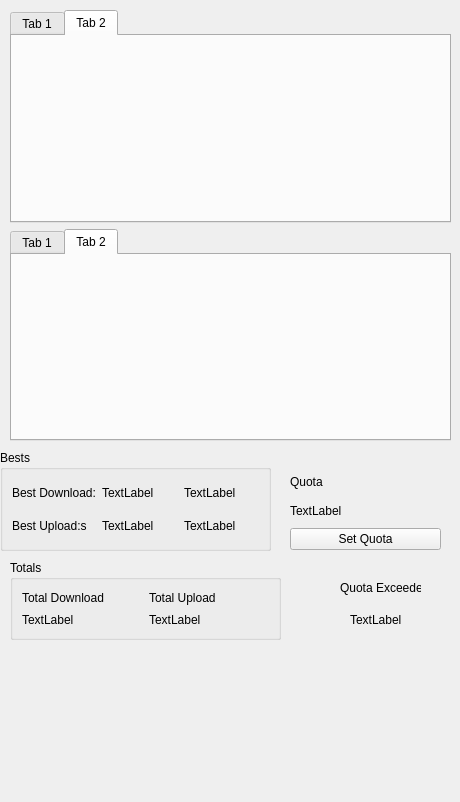
Before: the Qt Designer form GUI/systray.ui in utkusaridede/internet-tracer, drawn with Qt 5.
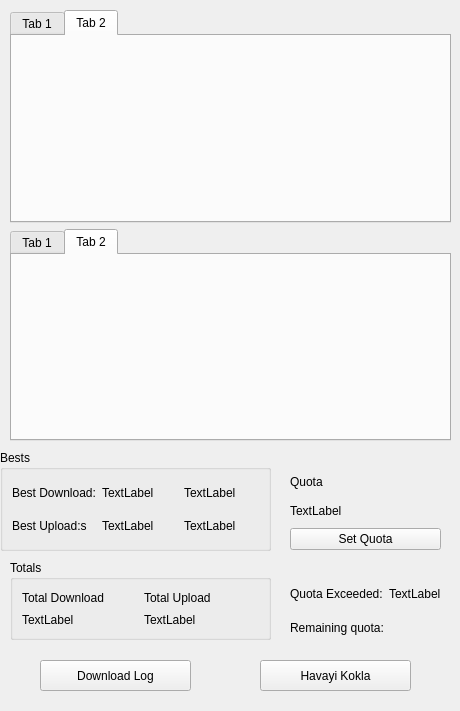
After: the same form once the commit is applied. The open tabs and pages were chosen to show the change. Custom widgets are drawn as their Qt base class.

```diff
--- a/GUI/systray.ui
+++ b/GUI/systray.ui
@@ -7,7 +7,7 @@
     <x>0</x>
     <y>0</y>
     <width>460</width>
-    <height>802</height>
+    <height>711</height>
    </rect>
   </property>
   <property name="windowTitle">
@@ -51,7 +51,7 @@
     <rect>
      <x>10</x>
      <y>560</y>
-     <width>271</width>
+     <width>261</width>
      <height>80</height>
     </rect>
    </property>
@@ -157,32 +157,6 @@
     </item>
    </layout>
   </widget>
-  <widget class="QLabel" name="kotagecme">
-   <property name="geometry">
-    <rect>
-     <x>350</x>
-     <y>610</y>
-     <width>51</width>
-     <height>20</height>
-    </rect>
-   </property>
-   <property name="text">
-    <string>TextLabel</string>
-   </property>
-  </widget>
-  <widget class="QLabel" name="label_6">
-   <property name="geometry">
-    <rect>
-     <x>340</x>
-     <y>580</y>
-     <width>81</width>
-     <height>16</height>
-    </rect>
-   </property>
-   <property name="text">
-    <string>Quota Exceeded</string>
-   </property>
-  </widget>
   <widget class="QWidget" name="layoutWidget">
    <property name="geometry">
     <rect>
@@ -264,6 +238,65 @@
     </item>
    </layout>
   </widget>
+  <widget class="QWidget" name="gridLayoutWidget">
+   <property name="geometry">
+    <rect>
+     <x>290</x>
+     <y>580</y>
+     <width>151</width>
+     <height>61</height>
+    </rect>
+   </property>
+   <layout class="QGridLayout" name="gridLayout">
+    <item row="0" column="1">
+     <widget class="QLabel" name="kotagecme">
+      <property name="text">
+       <string>TextLabel</string>
+      </property>
+     </widget>
+    </item>
+    <item row="0" column="0">
+     <widget class="QLabel" name="label_6">
+      <property name="text">
+       <string>Quota Exceeded:</string>
+      </property>
+     </widget>
+    </item>
+    <item row="1" column="0">
+     <widget class="QLabel" name="label_7">
+      <property name="text">
+       <string>Remaining quota:</string>
+      </property>
+     </widget>
+    </item>
+   </layout>
+  </widget>
+  <widget class="QPushButton" name="pushButton">
+   <property name="geometry">
+    <rect>
+     <x>40</x>
+     <y>660</y>
+     <width>151</width>
+     <height>31</height>
+    </rect>
+   </property>
+   <property name="text">
+    <string>Download Log</string>
+   </property>
+  </widget>
+  <widget class="QPushButton" name="pushButton_2">
+   <property name="geometry">
+    <rect>
+     <x>260</x>
+     <y>660</y>
+     <width>151</width>
+     <height>31</height>
+    </rect>
+   </property>
+   <property name="text">
+    <string>Havayi Kokla</string>
+   </property>
+  </widget>
  </widget>
  <customwidgets>
   <customwidget>
```
Left out of the diff: 11 changed lines with no effect on the pictures.
